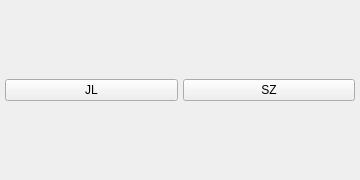
This is forms/component/tool4coorset.ui in zephyrrr/Camotics_modbus as Qt 5 draws it before an edit. The edited form follows.
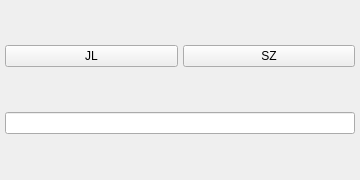
This is the edited form.

Diff of the .ui file:
```diff
--- a/forms/component/tool4coorset.ui
+++ b/forms/component/tool4coorset.ui
@@ -34,9 +34,19 @@
      </item>
     </layout>
    </item>
+   <item>
+    <widget class="QLineEdit" name="lblRecordDate">
+     <property name="text">
+      <string/>
+     </property>
+     <property name="readOnly">
+      <bool>true</bool>
+     </property>
+    </widget>
+   </item>
   </layout>
  </widget>
- <layoutdefault spacing="5" margin="5" />
- <resources />
- <connections />
+ <layoutdefault spacing="5" margin="5"/>
+ <resources/>
+ <connections/>
 </ui>
```
Left out of the diff: 3 changed lines with no effect on the pictures.
